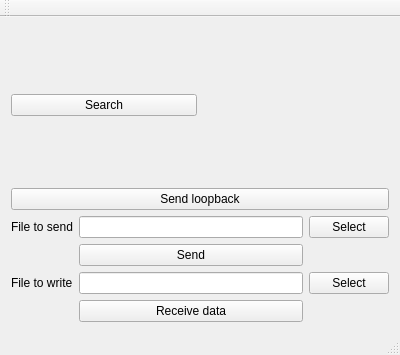
Before: the Qt Designer form mainwindow.ui in codebreaker7/QtFtdiFifo, drawn with Qt 5.
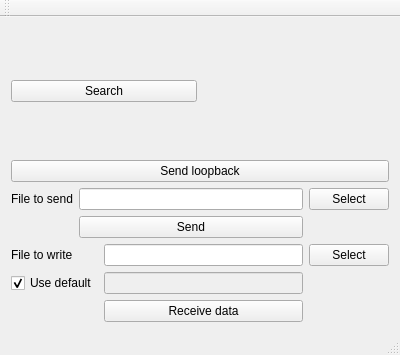
After: the same form once the commit is applied.

Commit message: Added receive functionality

The edit to the form file:
```diff
--- a/mainwindow.ui
+++ b/mainwindow.ui
@@ -93,13 +93,30 @@
           </property>
          </widget>
         </item>
-        <item row="1" column="1">
+        <item row="2" column="1">
          <widget class="QPushButton" name="receiveInFileButton">
           <property name="text">
            <string>Receive data</string>
           </property>
          </widget>
         </item>
+        <item row="1" column="0">
+         <widget class="QCheckBox" name="useDefSizeCheckBox">
+          <property name="text">
+           <string>Use default</string>
+          </property>
+          <property name="checked">
+           <bool>true</bool>
+          </property>
+         </widget>
+        </item>
+        <item row="1" column="1">
+         <widget class="QLineEdit" name="receiveDataSizeEdit">
+          <property name="enabled">
+           <bool>false</bool>
+          </property>
+         </widget>
+        </item>
        </layout>
       </item>
      </layout>
```
Left out of the diff: 50 changed lines with no effect on the pictures. The commit also changes 4 other files.
